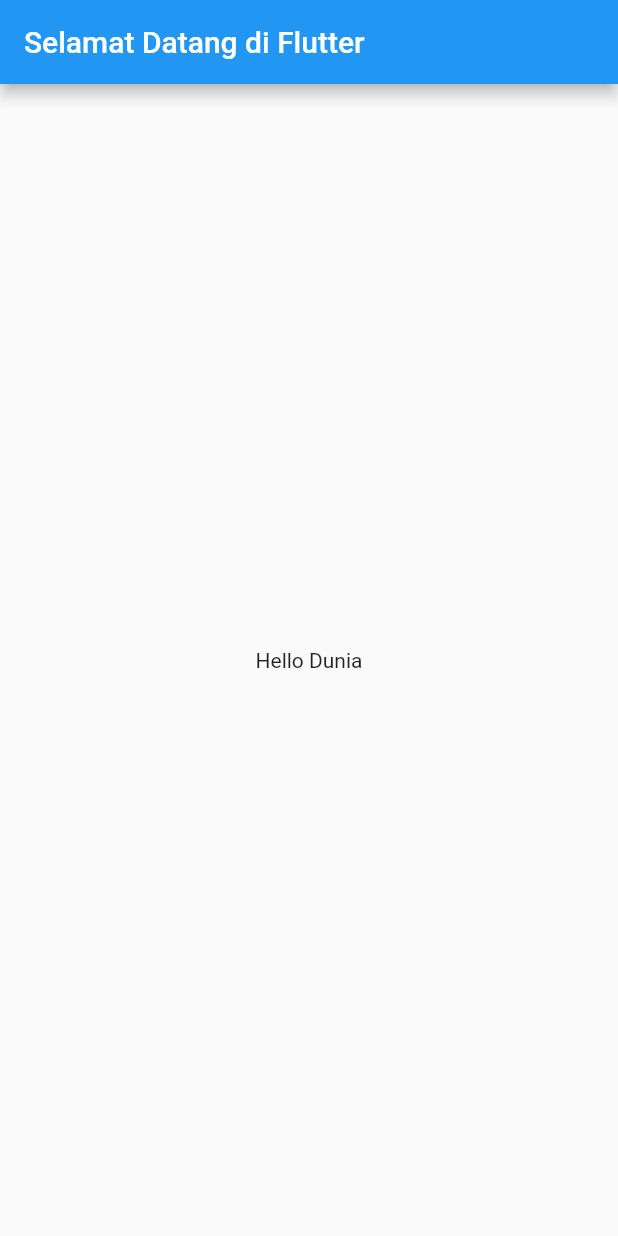
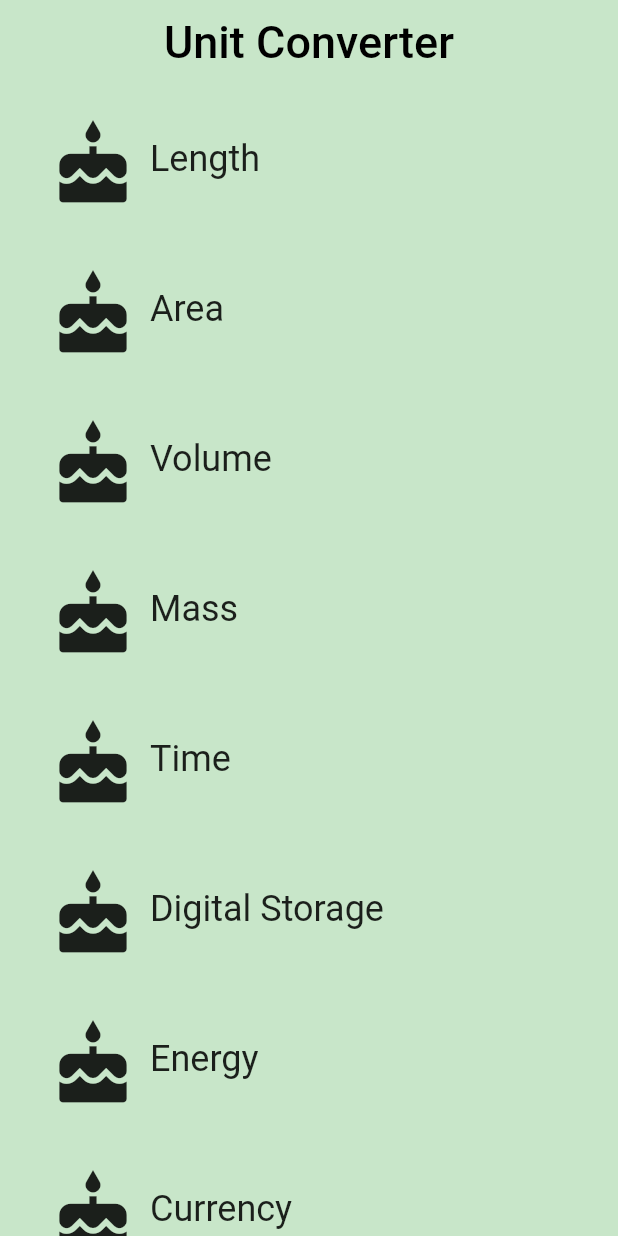
Before and after one commit to shohiebsense/myFlutter, a Flutter app: the screen it shows after launch, on a phone screen of 412 x 824 dp. Run offline on Flutter 3.47's test engine with Material 2 defaults, Android fonts, the phone set to English and light mode, and no system bars.

Commit message:
Creating list

```diff
--- /dev/null
+++ b/lib/category.dart
@@ -0,0 +1,60 @@
+import 'package:flutter/material.dart';
+
+final _rowHeight = 100.0;
+final _borderRadius = BorderRadius.circular(_rowHeight / 2);
+
+class Category extends StatelessWidget {
+  final String name;
+  final ColorSwatch color;
+  final IconData iconLocation;
+
+  const Category(
+      {Key key,
+      @required this.name,
+      @required this.color,
+      @required this.iconLocation})
+      : assert(name != null),
+        assert(color != null),
+        assert(iconLocation != null),
+        super(key: key);
+
+  @override
+  Widget build(BuildContext context) {
+    assert(debugCheckHasMaterial(context));
+    return Material(
+      color: Colors.transparent,
+      child: Container(
+        height: _rowHeight,
+        child: InkWell(
+          borderRadius: _borderRadius,
+          highlightColor: color[50],
+          splashColor: color[30],
+          onTap: () {
+            print('I was tapped');
+          },
+          child: Padding(
+            padding: EdgeInsets.all(16.0),
+            child: Row(
+                crossAxisAlignment: CrossAxisAlignment.stretch,
+                children: <Widget>[
+                  Padding(
+                    padding: EdgeInsets.all(8.0),
+                    child: Icon(
+                      iconLocation,
+                      size: 60.0,
+                    ),
+                  ),
+                  Center(
+                    child: Text(
+                      name,
+                      textAlign: TextAlign.center,
+                      style: Theme.of(context).textTheme.headline,
+                    ),
+                  ),
+                ]),
+          ),
+        ),
+      ),
+    );
+  }
+}
--- /dev/null
+++ b/lib/category_route.dart
@@ -0,0 +1,78 @@
+import 'package:flutter/material.dart';
+import 'package:flutter_my_first/category.dart';
+
+final _backgroundColor = Colors.green[100];
+
+class CategoryRoute extends StatelessWidget {
+  const CategoryRoute();
+
+  static const _categoryNames = <String> [
+    'Length',
+    'Area',
+    'Volume',
+    'Mass',
+    'Time',
+    'Digital Storage',
+    'Energy',
+    'Currency'
+  ];
+
+  static const _baseColors = <Color>[
+    Colors.teal,
+    Colors.orange,
+    Colors.pinkAccent,
+    Colors.blueAccent,
+    Colors.yellow,
+    Colors.greenAccent,
+    Colors.purpleAccent,
+    Colors.red,
+  ];
+
+  Widget _buildCategoryWidgets(List<Widget> categories){
+    return ListView.builder(
+      itemBuilder: (BuildContext context, int index) => categories[index],
+      itemCount: categories.length,
+    );
+  }
+
+  @override
+  Widget build(BuildContext context) {
+    final categories = <Category>[];
+
+    for(var i = 0; i < _categoryNames.length; i++){
+      categories.add(Category(
+        name : _categoryNames[i],
+        color: _baseColors[i],
+        iconLocation: Icons.cake,
+      ));
+    }
+
+    final listView = Container(
+      color: _backgroundColor,
+      padding: EdgeInsets.symmetric(horizontal: 8.0),
+      child: _buildCategoryWidgets(categories)
+    );
+
+
+    final appBar = AppBar(
+      elevation: 0.0,
+      title: Text(
+        'Unit Converter',
+        style: TextStyle(
+          color: Colors.black,
+          fontSize: 30.0,
+        ),
+      ),
+      centerTitle: true,
+      backgroundColor: _backgroundColor,
+    );
+
+
+    return Scaffold(
+      appBar: appBar,
+      body: listView
+    );
+  }
+
+
+}
--- a/lib/main.dart
+++ b/lib/main.dart
@@ -1,29 +1,52 @@
+// Copyright 2018 The Chromium Authors. All rights reserved.
+// Use of this source code is governed by a BSD-style license that can be
+// found in the LICENSE file.
+
 import 'package:flutter/material.dart';
+import 'package:flutter_my_first/category.dart';
+import 'package:flutter_my_first/category_route.dart';
 
-void main() => runApp(new MyApp());
+const _categoryName = 'Cake';
+const _categoryIcon = Icons.cake;
+const _categoryColor = Colors.green;
 
-class MyApp extends StatelessWidget {
-  // This widget is the root of your application.
+class HelloWidget extends StatelessWidget {
+  Widget getContainer() {
+    return Center(
+      child: Container(
+        color: Colors.blueAccent,
+        height: 400.0,
+        width: 300.0,
+        child: Center(
+          child: Text(
+            'Hello',
+            style: TextStyle(fontSize: 40.0),
+          ),
+        ),
+      ),
+    );
+  }
+
+
   @override
   Widget build(BuildContext context) {
-    return new MaterialApp(
-        title: 'Selamat Datang di Flutter',
-        theme: new ThemeData(
-          // This is the theme of your application.
-          //
-          // Try running your application with "flutter run". You'll see the
-          // application has a blue toolbar. Then, without quitting the app, try
-          // changing the primarySwatch below to Colors.green and then invoke
-          // "hot reload" (press "r" in the console where you ran "flutter run",
-          // or press Run > Flutter Hot Reload in IntelliJ). Notice that the
-          // counter didn't reset back to zero; the application is not restarted.
-          primarySwatch: Colors.blue,
-        ),
-        home: Scaffold(
-          appBar: AppBar(
-            title: Text('Selamat Datang di Flutter'),
-          ),
-          body: Center(child: Text('Hello Dunia')),
-        ));
+    return getContainer();
   }
 }
+
+class UnitConverterApp extends StatelessWidget {
+  @override
+  Widget build(BuildContext context) {
+    return MaterialApp(
+      debugShowCheckedModeBanner: false,
+      title: 'Unit Converter',
+      home: CategoryRoute(),
+    );
+  }
+
+}
+
+
+void main() {
+  runApp(UnitConverterApp());
+}
```
